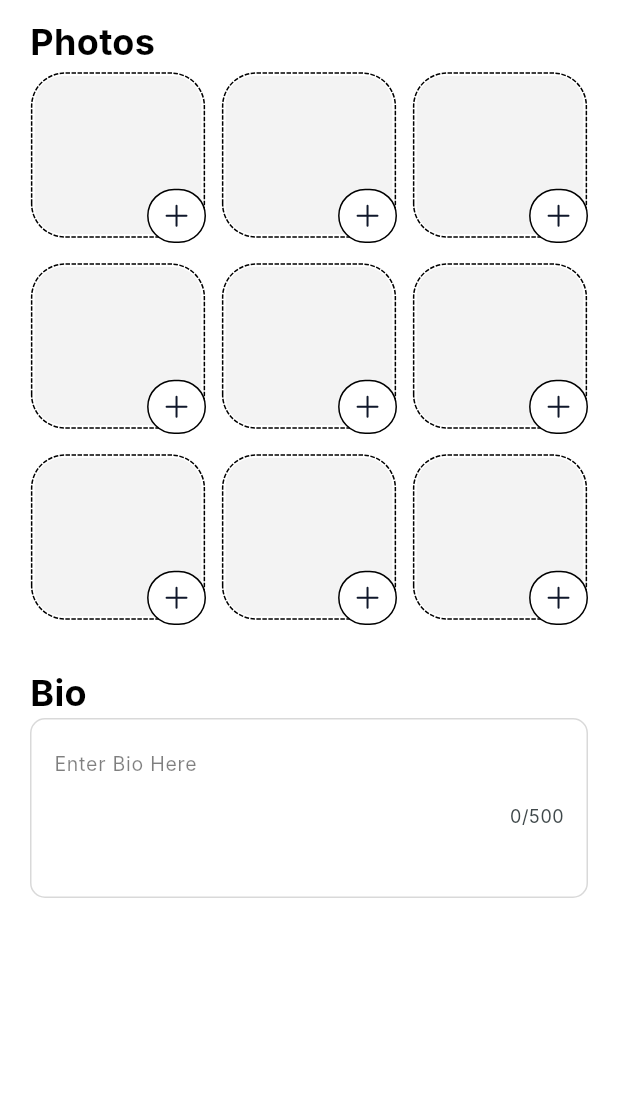
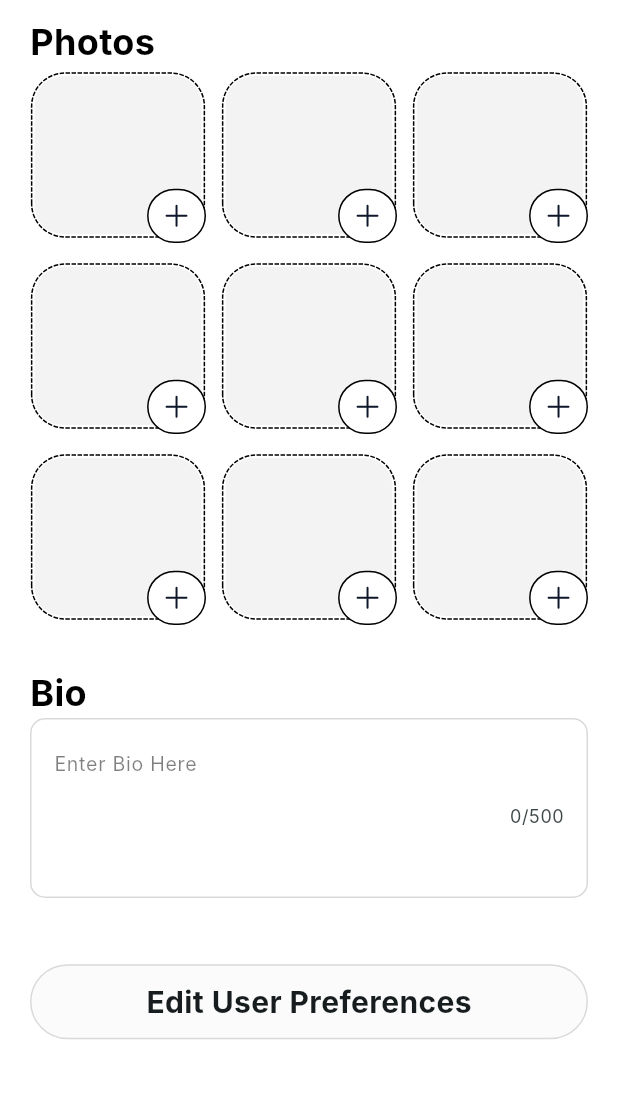
Before and after one commit to eUnity-Development/eUnity-app, a Flutter app: the EditProfile screen opened directly, on a phone screen of 412 x 824 dp, the part 68-1167 px from its top. Run offline on Flutter 3.47's test engine with Material 3 defaults, Android fonts, the phone set to English and light mode, and no system bars; drawn by our look-alikes of dotted_border; our stand-ins replace cookie_jar, curved_navigation_bar, dio, dio_cookie_manager, equatable, flutter_otp_text_field and 7 more; accounts and stored records are empty; network calls fail; Roboto replaces fonts that are missing (Inter); statements that could not run were skipped; project files that could hold a hidden picture were left out.

Commit message:
Add user prefs button to edit profile screen

```diff
--- a/frontend/lib/views/EditProfile.dart
+++ b/frontend/lib/views/EditProfile.dart
@@ -1,5 +1,7 @@
 import 'package:eunity/classes/PhotoHelper.dart';
+import 'package:eunity/views/UserPrefs.dart';
 import 'package:eunity/widgets/ImageWidgets/ImageGrid.dart';
+import 'package:eunity/widgets/LoginSignup/login_signup_button.dart';
 import 'package:eunity/widgets/TopBars/NoLogoTopBar.dart';
 import 'package:flutter/material.dart';
 import 'package:eunity/classes/UserInfoHelper.dart';
@@ -40,6 +42,14 @@ class _EditProfileState extends State<EditProfile> {
 
   Future<void> patchData() async {
     await UserInfoHelper.patchUserInfo();
+  }
+
+  void temp() {
+      Navigator.push(
+      context,
+      MaterialPageRoute(builder: (context) => UserPrefs(inSetUp: false)),
+    );
+    print('hooooo');
   }
 
   void updateState() async {
@@ -122,6 +132,22 @@ class _EditProfileState extends State<EditProfile> {
                 ),
               ),
             ),
+            SizedBox(
+              height: 50 * DesignVariables.heightConversion,
+            ),
+            LoginSignupButton(
+              color: DesignVariables.offWhite,
+              onTap: temp,
+              borderColor: DesignVariables.greyLines,
+              height: 50,
+              width: double.infinity,
+              buttonContent: const Text(
+                'Edit User Preferences',
+                style: TextStyle(
+                  fontSize: 20,
+                  fontWeight: FontWeight.w700
+                ))
+            )
           ]),
         ),
       ),
--- a/frontend/lib/views/MatchPreferences.dart
+++ b/frontend/lib/views/MatchPreferences.dart
@@ -67,7 +67,7 @@ class _MatchPreferencesState extends State<MatchPreferences> {
         if (response.statusCode == 200) {
           Navigator.push(
             context,
-            MaterialPageRoute(builder: (context) => UserPrefs()),
+            MaterialPageRoute(builder: (context) => UserPrefs(inSetUp: true)),
           );
         }
       }
--- a/frontend/lib/views/UserPrefs.dart
+++ b/frontend/lib/views/UserPrefs.dart
@@ -10,7 +10,8 @@ import 'package:flutter/material.dart';
 import '../widgets/NameDOBGender/birthday_classes.dart';
 
 class UserPrefs extends StatefulWidget {
-  const UserPrefs({super.key});
+  final bool inSetUp;
+  const UserPrefs({super.key, required this.inSetUp});
 
   @override
   State<StatefulWidget> createState() {
@@ -163,6 +164,7 @@ class UserPrefsState extends State<UserPrefs> {
 
               const BoxGap(width: 0, height: 50),
 
+              widget.inSetUp ?
               LoginSignupButton(
                   color: isEntered
                       ? DesignVariables.primaryRed
@@ -180,7 +182,7 @@ class UserPrefsState extends State<UserPrefs> {
                     fontColor: Colors.white,
                     isRight: true,
                     fontWeight: FontWeight.w700,
-                  )),
+                  )) : const SizedBox(),
               const BoxGap(width: 0, height: 36)
             ])),
       ),
```
